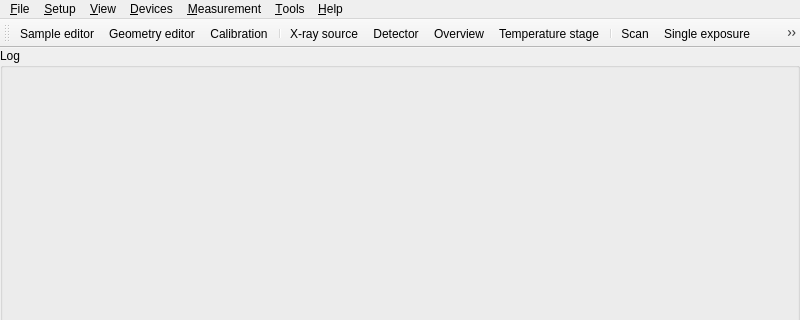
First picture: the form in cct/qtgui/mainwindow/mainwindow.ui, repository awacha/cct, before the edit; both pictures show x 0 to 800 and y 0 to 320 of the 800 by 640 pixel window.
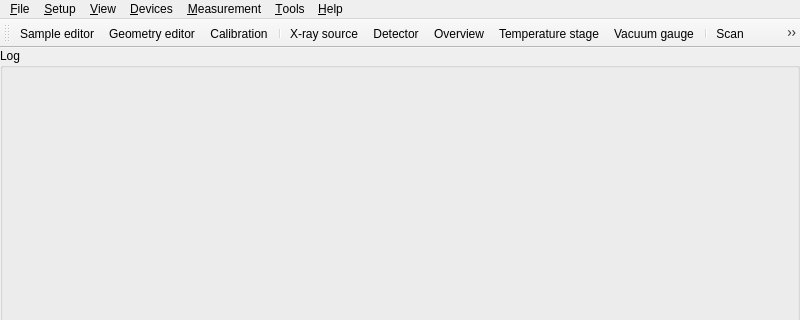
Second picture: the form after the edit. Icons and pictures are not drawn.

Commit message: Icon for the TPG-201 vacuum gauge

The edit to the form file:
```diff
--- a/cct/qtgui/mainwindow/mainwindow.ui
+++ b/cct/qtgui/mainwindow/mainwindow.ui
@@ -678,6 +678,7 @@
    <addaction name="actionDetector"/>
    <addaction name="actionMotors"/>
    <addaction name="actionTemperature_stage"/>
+   <addaction name="actionVacuum_gauge"/>
    <addaction name="separator"/>
    <addaction name="actionScan"/>
    <addaction name="actionSingle_exposure"/>
```
Left out of the diff: 4 changed lines with no effect on the pictures. The commit also changes 3 other files.
